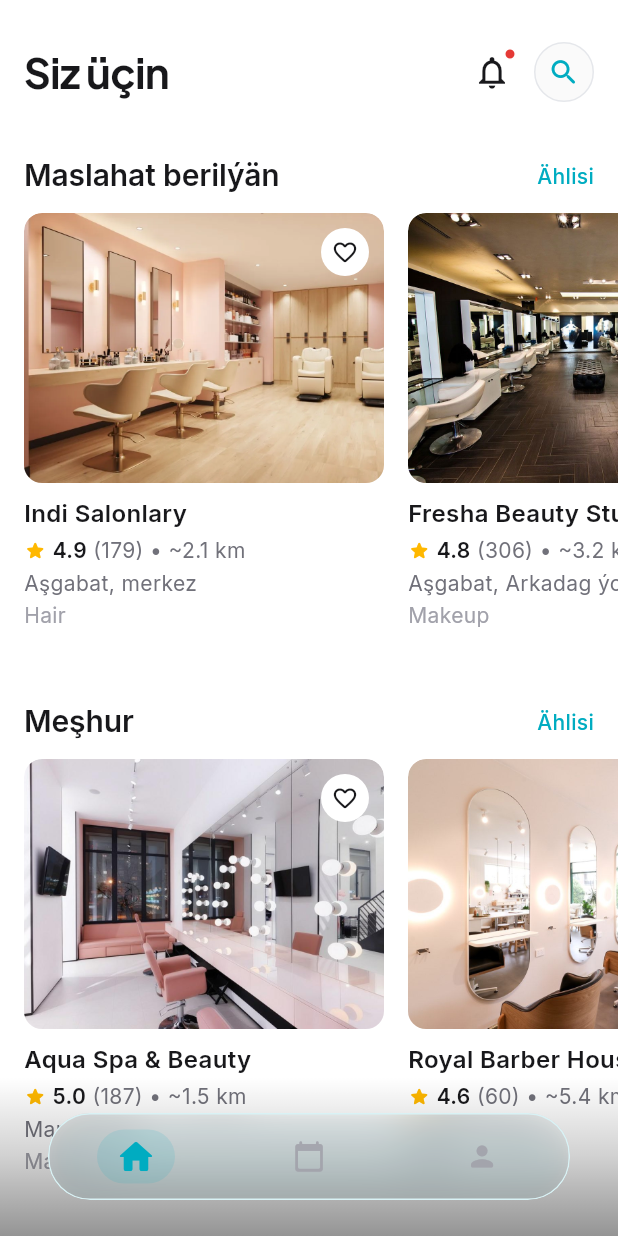
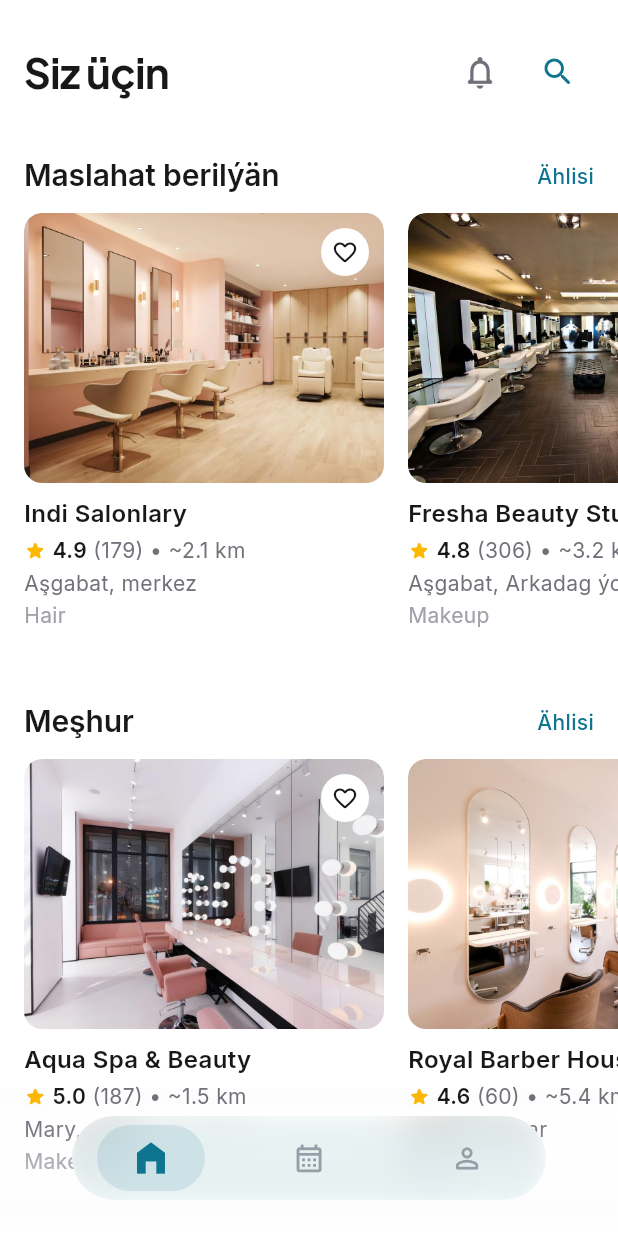
Before and after one commit to pllp070809-max/Parla, a Flutter app: the screen it shows after launch, on a phone screen of 412 x 824 dp. Run offline on Flutter 3.47's test engine with Material 3 defaults, Android fonts, the phone set to English and light mode, and no system bars; our stand-ins replace flutter_map, flutter_riverpod, geolocator, google_fonts, latlong2, shared_preferences.

Commit message:
Polish navigation and screen UI styling

```diff
--- a/parla_app/lib/app_text_styles.dart
+++ b/parla_app/lib/app_text_styles.dart
@@ -27,7 +27,7 @@ class AppTextStyles {
     fontSize: 14,
     fontWeight: FontWeight.w500,
     height: 1.35,
-    color: kPrimary,
+    color: const Color(0xFF0E7490),
   );
 
   static final TextStyle cardTitle = GoogleFonts.inter(
--- a/parla_app/lib/main.dart
+++ b/parla_app/lib/main.dart
@@ -10,7 +10,7 @@ const _systemUiOverlayStyle = SystemUiOverlayStyle(
   statusBarBrightness: Brightness.dark,
   systemNavigationBarColor: Colors.transparent,
   systemNavigationBarDividerColor: Colors.transparent,
-  systemNavigationBarIconBrightness: Brightness.light,
+  systemNavigationBarIconBrightness: Brightness.dark,
 );
 
 void main() {
--- a/parla_app/lib/screens/deals_screen.dart
+++ b/parla_app/lib/screens/deals_screen.dart
@@ -41,7 +41,7 @@ class DealsScreen extends ConsumerWidget {
               child: Column(
                 mainAxisSize: MainAxisSize.min,
                 children: [
-                  Icon(Icons.local_offer_outlined, size: 72, color: kTextTertiary),
+                  Icon(Icons.local_offer_rounded, size: 72, color: kTextTertiary),
                   const SizedBox(height: 16),
                   Text('Häzir arzanladyş ýok', style: tt.titleMedium),
                 ],
@@ -142,7 +142,7 @@ class _DealCard extends StatelessWidget {
                   ],
                 ),
               ),
-              const Icon(Icons.chevron_right_rounded, color: kPrimary),
+              const Icon(Icons.arrow_forward_rounded, color: kPrimary, size: 20),
             ],
           ),
         ),
--- a/parla_app/lib/screens/home_screen.dart
+++ b/parla_app/lib/screens/home_screen.dart
@@ -14,7 +14,6 @@ import '../widgets/shared_widgets.dart';
 import 'salons_list_screen.dart';
 import 'salon_detail_screen.dart';
 import 'search_screen.dart';
-import 'all_categories_screen.dart';
 import 'notifications_screen.dart';
 
 
@@ -67,57 +66,30 @@ class HomeScreen extends ConsumerWidget {
                                 style: AppTextStyles.headerTitle,
                               ),
                             ),
-                            Stack(
-                              clipBehavior: Clip.none,
-                              children: [
                             IconButton(
                               icon: const Icon(
-                                      Icons.notifications_outlined,
-                                      size: 26),
+                                Icons.notifications_none_rounded,
+                                size: 26,
+                              ),
                               onPressed: () => Navigator.push(
                                 context,
-                                      fadeSlideRoute(
-                                          const NotificationsScreen())),
+                                fadeSlideRoute(const NotificationsScreen()),
+                              ),
                               style: IconButton.styleFrom(
-                                      foregroundColor: kTextPrimary),
-                                ),
-                                if (ref.watch(hasUnreadNotificationsProvider))
-                                  Positioned(
-                                    top: 8,
-                                    right: 8,
-                                    child: Container(
-                                      width: 8,
-                                      height: 8,
-                                      decoration: const BoxDecoration(
-                                        color: kError,
-                                        shape: BoxShape.circle,
-                                        border: Border.fromBorderSide(
-                                            BorderSide(
-                                                color: kCardBg, width: 1)),
+                                foregroundColor: kTextSecondary,
                               ),
                             ),
-                                  ),
-                              ],
-                            ),
                             const SizedBox(width: 4),
-                            GestureDetector(
-                              onTap: () {
+                            IconButton(
+                              onPressed: () {
                                 HapticFeedback.lightImpact();
                                 Navigator.push(context,
                                     fadeSlideRoute(const SearchScreen()));
                               },
-                              child: Container(
-                                width: 40,
-                                height: 40,
-                                decoration: BoxDecoration(
-                                  color: kSurfaceBg,
-                                  shape: BoxShape.circle,
-                                  border: Border.all(color: kBorder),
-                                ),
-                                child: const Center(
-                                  child: Icon(Icons.search_rounded,
-                                      size: 22, color: kPrimary),
-                                ),
+                              icon: const Icon(
+                                Icons.search_rounded,
+                                size: 24,
+                                color: Color(0xFF0E7490),
                               ),
                             ),
                           ],
@@ -211,8 +183,10 @@ class HomeScreen extends ConsumerWidget {
                     AppSizes.paddingHorizontal,
                     24, // As per UI spec: 24px margin bottom below header
                   ),
-                  child: _sectionHeader(context, 'Esasy kategoriýalar',
-                      toAllCategories: true),
+                  child: Text(
+                    'Esasy kategoriýalar',
+                    style: AppTextStyles.sectionTitle,
+                  ),
                 ),
               ),
 
@@ -295,8 +269,8 @@ class HomeScreen extends ConsumerWidget {
                   ),
                   child: Row(
                     children: [
-                      const Icon(Icons.calendar_today_rounded,
-                          color: kPrimary, size: 28),
+                      const Icon(Icons.calendar_month_rounded,
+                          color: Color(0xFF0E7490), size: 28),
                       const SizedBox(width: 14),
                       Expanded(
                         child: Column(
@@ -318,12 +292,12 @@ class HomeScreen extends ConsumerWidget {
                             Text(
                               dateStr,
                               style: AppTextStyles.cardMeta.copyWith(
-                                  color: kPrimary, fontWeight: FontWeight.w600),
+                                  color: const Color(0xFF0E7490), fontWeight: FontWeight.w600),
                             ),
                           ],
                         ),
                       ),
-                      const Icon(Icons.chevron_right_rounded, color: kPrimary),
+                      const Icon(Icons.arrow_forward_rounded, color: Color(0xFF0E7490), size: 20),
                     ],
                   ),
                 ),
@@ -371,8 +345,9 @@ class HomeScreen extends ConsumerWidget {
                 height: AppSizes.cardHeight,
                 child: ListView.separated(
                   scrollDirection: Axis.horizontal,
-                  padding:
-                      const EdgeInsets.only(left: AppSizes.paddingHorizontal),
+                  padding: const EdgeInsets.symmetric(
+                    horizontal: AppSizes.paddingHorizontal,
+                  ),
                   itemCount: list.length,
                   separatorBuilder: (_, __) =>
                       const SizedBox(width: AppSizes.elementSpacing),
@@ -407,8 +382,7 @@ class HomeScreen extends ConsumerWidget {
     );
   }
 
-  Widget _sectionHeader(BuildContext context, String title,
-      {bool toAllCategories = false}) {
+  Widget _sectionHeader(BuildContext context, String title) {
     return Row(
       mainAxisAlignment: MainAxisAlignment.spaceBetween,
       children: [
@@ -418,12 +392,7 @@ class HomeScreen extends ConsumerWidget {
         ),
         GestureDetector(
           onTap: () {
-            if (toAllCategories) {
-              Navigator.push(
-                  context, fadeSlideRoute(const AllCategoriesScreen()));
-            } else {
             Navigator.push(context, fadeSlideRoute(const SalonsListScreen()));
-            }
           },
           child: Text(
             'Ählisi',
@@ -447,7 +416,9 @@ class HomeScreen extends ConsumerWidget {
           height: AppSizes.cardHeight,
           child: ListView.separated(
             scrollDirection: Axis.horizontal,
-            padding: const EdgeInsets.only(left: AppSizes.paddingHorizontal),
+            padding: const EdgeInsets.symmetric(
+              horizontal: AppSizes.paddingHorizontal,
+            ),
             itemCount: 3,
             separatorBuilder: (_, __) =>
                 const SizedBox(width: AppSizes.elementSpacing),
@@ -492,7 +463,7 @@ class HomeScreen extends ConsumerWidget {
                 child: Column(
                   mainAxisSize: MainAxisSize.min,
                   children: [
-                    Icon(Icons.storefront_outlined,
+                    Icon(Icons.storefront_rounded,
                         size: 48, color: kTextTertiary),
                     const SizedBox(height: AppSizes.elementSpacing),
                     Text(
@@ -514,7 +485,9 @@ class HomeScreen extends ConsumerWidget {
             height: AppSizes.cardHeight,
             child: ListView.separated(
               scrollDirection: Axis.horizontal,
-              padding: const EdgeInsets.only(left: AppSizes.paddingHorizontal),
+              padding: const EdgeInsets.symmetric(
+                horizontal: AppSizes.paddingHorizontal,
+              ),
               itemCount: list.length,
               separatorBuilder: (_, __) =>
                   const SizedBox(width: AppSizes.elementSpacing),
--- a/parla_app/lib/screens/notifications_screen.dart
+++ b/parla_app/lib/screens/notifications_screen.dart
@@ -20,7 +20,7 @@ class NotificationsScreen extends StatelessWidget {
         actions: [
           TextButton(
             onPressed: () {},
-            child: Text('Hemmesini okalan et', style: TextStyle(fontSize: 13, color: kPrimary)),
+            child: const Text('Hemmesini okalan et', style: TextStyle(fontSize: 13)),
           ),
         ],
       ),
--- a/parla_app/lib/screens/salon_staff_screen.dart
+++ b/parla_app/lib/screens/salon_staff_screen.dart
@@ -41,7 +41,7 @@ class SalonStaffScreen extends StatelessWidget {
               ),
               title: Text(s.name, style: tt.titleMedium?.copyWith(fontWeight: FontWeight.w600)),
               subtitle: Text(s.role, style: tt.bodySmall?.copyWith(color: kTextSecondary)),
-              trailing: const Icon(Icons.chevron_right_rounded, color: kTextTertiary),
+              trailing: const Icon(Icons.arrow_forward_rounded, color: kTextTertiary, size: 20),
             ),
           );
         },
--- a/parla_app/lib/screens/salons_list_screen.dart
+++ b/parla_app/lib/screens/salons_list_screen.dart
@@ -171,7 +171,7 @@ class _SalonTile extends StatelessWidget {
                 onPressed: onFavouriteToggle,
                 tooltip: isFavourite ? 'Saýlananlardan aýyr' : 'Saýlananlara goş',
               ),
-              const Icon(Icons.chevron_right_rounded, color: kTextTertiary),
+              const Icon(Icons.arrow_forward_rounded, color: kTextTertiary, size: 20),
             ],
           ),
         ),
--- a/parla_app/lib/screens/search_screen.dart
+++ b/parla_app/lib/screens/search_screen.dart
@@ -158,7 +158,7 @@ class _SearchScreenState extends ConsumerState<SearchScreen> {
               ),
               title: Text(s.name, style: tt.titleSmall),
               subtitle: s.address != null ? Text(s.address!, style: tt.bodySmall, maxLines: 1) : null,
-              trailing: const Icon(Icons.chevron_right_rounded, color: kTextTertiary),
+              trailing: const Icon(Icons.arrow_forward_rounded, color: kTextTertiary, size: 20),
               onTap: () => Navigator.push(context, fadeSlideRoute(SalonDetailScreen(salonId: s.id))),
             );
           },
--- a/parla_app/lib/screens/settings_screen.dart
+++ b/parla_app/lib/screens/settings_screen.dart
@@ -215,7 +215,7 @@ class _SettingsTile extends StatelessWidget {
             const SizedBox(width: AppSpacing.m),
             Expanded(child: Text(label, style: tt.bodyLarge?.copyWith(color: color))),
             if (trailing != null) trailing!
-            else if (onTap != null) Icon(Icons.chevron_right_rounded, size: 18, color: kTextSecondary.withValues(alpha: 0.5)),
+            else if (onTap != null) Icon(Icons.arrow_forward_rounded, size: 18, color: kTextSecondary.withValues(alpha: 0.5)),
           ],
         ),
       ),
--- a/parla_app/lib/theme.dart
+++ b/parla_app/lib/theme.dart
@@ -6,6 +6,8 @@ import 'app_spacing.dart';
 
 const String kFontDisplay = 'Plus Jakarta Sans';
 const String kFontBody = 'Inter';
+
+const Color _buttonPrimaryColor = Color(0xFF0E7490);
 
 // ── Colors (Fresha style, cyan variant) ──
 const Color kPrimary = Color(0xFF00ACC1);       // Fresha #7C40F6 → cyan
@@ -298,10 +300,18 @@ ThemeData buildParlaTheme() {
     ),
     elevatedButtonTheme: ElevatedButtonThemeData(
       style: ElevatedButton.styleFrom(
-        backgroundColor: kPrimary,
+        backgroundColor: _buttonPrimaryColor,
         foregroundColor: Colors.white,
         elevation: 0,
         minimumSize: const Size(double.infinity, 52),
+        shape: RoundedRectangleBorder(borderRadius: BorderRadius.circular(AppRadius.m)),
+        textStyle: textTheme.labelLarge,
+      ),
+    ),
+    filledButtonTheme: FilledButtonThemeData(
+      style: FilledButton.styleFrom(
+        backgroundColor: _buttonPrimaryColor,
+        foregroundColor: Colors.white,
         shape: RoundedRectangleBorder(borderRadius: BorderRadius.circular(AppRadius.m)),
         textStyle: textTheme.labelLarge,
       ),
@@ -316,7 +326,7 @@ ThemeData buildParlaTheme() {
     ),
     textButtonTheme: TextButtonThemeData(
       style: TextButton.styleFrom(
-        foregroundColor: kPrimary,
+        foregroundColor: _buttonPrimaryColor,
         textStyle: textTheme.labelMedium,
       ),
     ),
--- a/parla_app/lib/widgets/bottom_nav.dart
+++ b/parla_app/lib/widgets/bottom_nav.dart
@@ -7,6 +7,10 @@ import '../screens/my_bookings_screen.dart';
 import '../screens/profile_screen.dart';
 import '../app_spacing.dart';
 import '../theme.dart';
+
+const _navSelectedColor = Color(0xFF0E7490);
+const _navSelectedPillColor = Color(0x1F0E7490);
+const _navUnselectedColor = Color(0xFF8A949E);
 
 /// Icon-only bottom bar; saýlananda M3 ýaly pill indikator we primary reňk.
 class BottomNavShell extends ConsumerWidget {
@@ -18,15 +22,15 @@ class BottomNavShell extends ConsumerWidget {
     ProfileScreen(),
   ];
   static const _navHeight = 56.0;
-  static const _indicatorWidth = 52.0;
-  static const _indicatorHeight = 36.0;
+  static const _indicatorWidth = 72.0;
+  static const _indicatorHeight = 44.0;
   static const _animDuration = Duration(milliseconds: 260);
 
   @override
   Widget build(BuildContext context, WidgetRef ref) {
     final index = ref.watch(selectedTabIndexProvider);
     final bottomInset = MediaQuery.of(context).viewPadding.bottom;
-    final featherHeight = _navHeight + bottomInset + 50;
+    final featherHeight = _navHeight + bottomInset + 44;
 
     return Scaffold(
       body: Stack(
@@ -46,11 +50,13 @@ class BottomNavShell extends ConsumerWidget {
                     begin: Alignment.bottomCenter,
                     end: Alignment.topCenter,
                     colors: [
-                      Colors.black.withValues(alpha: 0.42),
-                      Colors.black.withValues(alpha: 0.18),
+                      kScaffoldBg.withValues(alpha: 0.99),
+                      kSurfaceBg.withValues(alpha: 0.28),
+                      kSurfaceBg.withValues(alpha: 0.11),
+                      kSurfaceBg.withValues(alpha: 0.04),
                       Colors.transparent,
                     ],
-                    stops: [0.0, 0.5, 1.0],
+                    stops: [0.0, 0.26, 0.54, 0.82, 1.0],
                   ),
                 ),
               ),
@@ -61,10 +67,10 @@ class BottomNavShell extends ConsumerWidget {
             left: 0,
             right: 0,
             bottom: 0,
-            child: SafeArea(
+              child: SafeArea(
               top: false,
               child: Padding(
-                padding: const EdgeInsets.fromLTRB(32, AppSpacing.s, 32, 24),
+                padding: const EdgeInsets.fromLTRB(48, AppSpacing.s, 48, 24),
                 child: ClipRRect(
                   borderRadius: BorderRadius.circular(28),
                   child: BackdropFilter(
@@ -73,7 +79,6 @@ class BottomNavShell extends ConsumerWidget {
                       decoration: BoxDecoration(
                         color: Colors.transparent,
                         borderRadius: BorderRadius.circular(28),
-                        border: Border.all(color: kStickerOutline),
                         boxShadow: kStickerShadow,
                       ),
                       child: SizedBox(
@@ -95,8 +100,8 @@ class BottomNavShell extends ConsumerWidget {
                                       width: _indicatorWidth,
                                       height: _indicatorHeight,
                                       decoration: BoxDecoration(
-                                        color: kPrimary.withValues(alpha: 0.12),
-                                        borderRadius: BorderRadius.circular(18),
+                                        color: _navSelectedPillColor,
+                                        borderRadius: BorderRadius.circular(22),
                                       ),
                                     ),
                                   ),
@@ -105,7 +110,8 @@ class BottomNavShell extends ConsumerWidget {
                                   children: [
                                     Expanded(
                                       child: _NavItem(
-                                        icon: Icons.home_rounded,
+                                        selectedIcon: Icons.home_filled,
+                                        unselectedIcon: Icons.home_outlined,
                                         label: 'Baş sahypa',
                                         isSelected: index == 0,
                                         onTap: () => ref.read(selectedTabIndexProvider.notifier).state = 0,
@@ -113,7 +119,8 @@ class BottomNavShell extends ConsumerWidget {
                                     ),
                                     Expanded(
                                       child: _NavItem(
-                                        icon: Icons.calendar_today_rounded,
+                                        selectedIcon: Icons.calendar_month_rounded,
+                                        unselectedIcon: Icons.calendar_month_outlined,
                                         label: 'Bronlarym',
                                         isSelected: index == 1,
                                         onTap: () => ref.read(selectedTabIndexProvider.notifier).state = 1,
@@ -121,7 +128,8 @@ class BottomNavShell extends ConsumerWidget {
                                     ),
                                     Expanded(
                                       child: _NavItem(
-                                        icon: Icons.person_rounded,
+                                        selectedIcon: Icons.person_rounded,
+                                        unselectedIcon: Icons.person_outline_rounded,
                                         label: 'Profil',
                                         isSelected: index == 2,
                                         onTap: () => ref.read(selectedTabIndexProvider.notifier).state = 2,
@@ -147,13 +155,15 @@ class BottomNavShell extends ConsumerWidget {
 }
 
 class _NavItem extends StatelessWidget {
-  final IconData icon;
+  final IconData selectedIcon;
+  final IconData unselectedIcon;
   final String label;
   final bool isSelected;
   final VoidCallback onTap;
 
   const _NavItem({
-    required this.icon,
+    required this.selectedIcon,
+    required this.unselectedIcon,
     required this.label,
     required this.isSelected,
     required this.onTap,
@@ -163,9 +173,10 @@ class _NavItem extends StatelessWidget {
   @override
   Widget build(BuildContext context) {
     final iconSize = isSelected ? 28.0 : 24.0;
-    final color = isSelected ? kPrimary : kTextTertiary;
+    final color = isSelected ? _navSelectedColor : _navUnselectedColor;
+    final iconData = isSelected ? selectedIcon : unselectedIcon;
 
-    final iconWidget = Icon(icon, size: iconSize, color: color);
+    final iconWidget = Icon(iconData, size: iconSize, color: color);
 
     return Semantics(
       label: label,
```
Also changed, not shown: parla_app/lib/screens/all_categories_screen.dart (deleted, +0 -87 lines), parla_app/lib/screens/booking_screen.dart (+8 -8 lines), parla_app/lib/screens/my_bookings_screen.dart (+4 -4 lines), parla_app/lib/screens/salon_detail_screen.dart (+12 -13 lines). Lines whose indentation alone changed are shown as unchanged.
